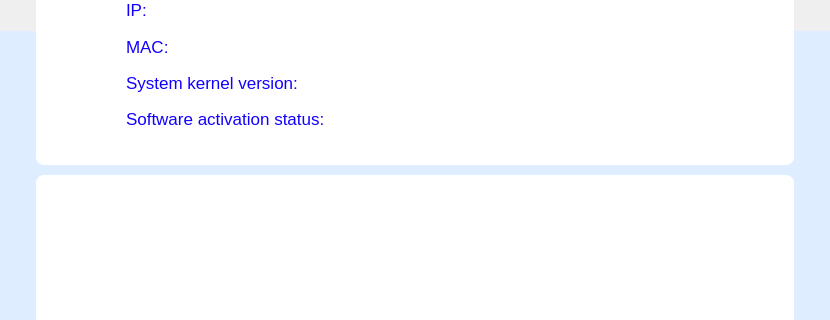
Before: the Qt Designer form plugins/gui/br/reports/pdf.ui in openeuler-mirror/ks-ssr, drawn with Qt 5; both pictures show x 0 to 830 and y 345 to 665 of the 830 by 1170 pixel window.
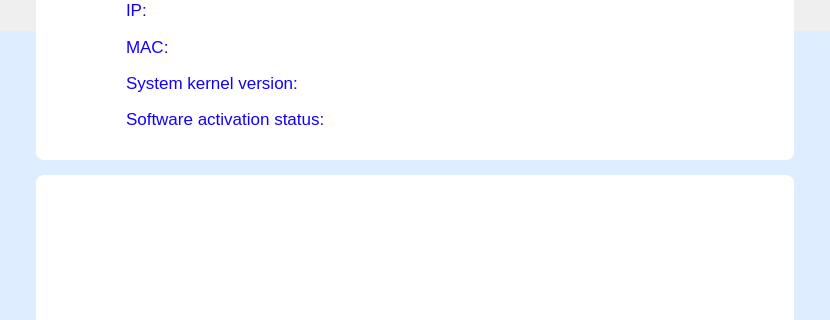
After: the same form once the commit is applied. Icons and pictures are not drawn.

Commit message: feat（reports）：modify code changes - 界面导出报告加入导出时间

What changed in the file:
```diff
--- a/plugins/gui/br/reports/pdf.ui
+++ b/plugins/gui/br/reports/pdf.ui
@@ -19,7 +19,7 @@
      <x>36</x>
      <y>244</y>
      <width>758</width>
-     <height>266</height>
+     <height>261</height>
     </rect>
    </property>
    <property name="styleSheet">
```
